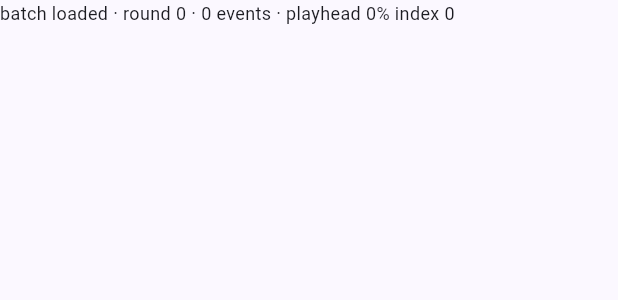
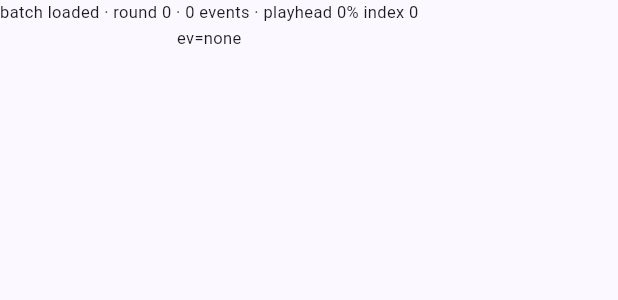
Before and after one commit to fiat222/taskflow-mobile, a Flutter app: the _BatchSummary widget shown alone on an empty page, opened directly with empty values, on a phone screen of 412 x 824 dp. Shown: the top 300 px of the screen. Run offline on Flutter 3.47's test engine with Material 3 defaults, Android fonts, the phone set to English and light mode, and no system bars; our stand-ins replace audioplayers, dio, flutter_riverpod, flutter_secure_storage, go_router, shared_preferences and 1 more; accounts and stored records are empty; network calls fail.

Commit message:
chore(fe): P4-FE-01 temporary on-screen combat diagnostic
The melee traveller renders correctly in the widget tests but the
player reports never seeing a unit walk over in a real match, and
reading it off recordings is ambiguous (a front-row unit sits right
under the VS divider anyway).

Adds the active event to the batch summary line -- type, attacking
unit, whether it counts as melee, and the slots involved -- so one
screenshot mid-combat separates "the traveller isn't drawing" from
"no melee event ever reaches the playhead".

Temporary; remove once melee travel is confirmed on a real match.

Refs #214

Co-Authored-By: Claude Opus 5 <noreply@anthropic.com>

```diff
--- a/lib/features/match/battle/battle_view.dart
+++ b/lib/features/match/battle/battle_view.dart
@@ -35,6 +35,7 @@ import '../board/stone_board_tile.dart';
 import '../match_controller.dart' show unitMaxHp;
 import 'battle_playback_controller.dart';
 import 'battle_visual_state.dart';
+import 'combat_effects_math.dart';
 import 'combat_effects_overlay.dart';
 
 /// Family by `matchId` so navigating between match screens (multi-match
@@ -806,13 +807,30 @@ class _BatchSummary extends StatelessWidget {
         style: TextStyle(fontSize: 12),
       );
     }
+    // TEMPORARY diagnostic (P4-FE-01): says what the overlay is being
+    // asked to draw right now, so "nobody walks over to attack" can be
+    // told apart from "no melee event ever reaches the playhead".
+    // Remove once the melee travel is confirmed working on a real match.
+    final current = currentEventEffect(batch.events, view.playheadProgress);
+    final ev = current?.event;
+    final String debug;
+    if (ev == null) {
+      debug = 'ev=none';
+    } else if (ev is AttackEvent) {
+      final id = ev.attackerUnitId;
+      final melee = id == UnitId.fighter || id == UnitId.tank;
+      debug = 'ev=attack by=${id?.name ?? "?"} melee=$melee '
+          'slots=${ev.attackerSlot}->${ev.targetSlot}';
+    } else {
+      debug = 'ev=${ev.runtimeType}';
+    }
     return Text(
       'batch loaded · round ${batch.round} · ${batch.events.length} events · '
       'playhead ${(view.playheadProgress * 100).toStringAsFixed(0)}% '
-      'index ${view.playheadIndex}',
+      'index ${view.playheadIndex}\n$debug',
       key: const ValueKey('battle-batch-summary'),
       textAlign: TextAlign.center,
-      style: const TextStyle(fontSize: 12),
+      style: const TextStyle(fontSize: 11),
     );
   }
 }
```
